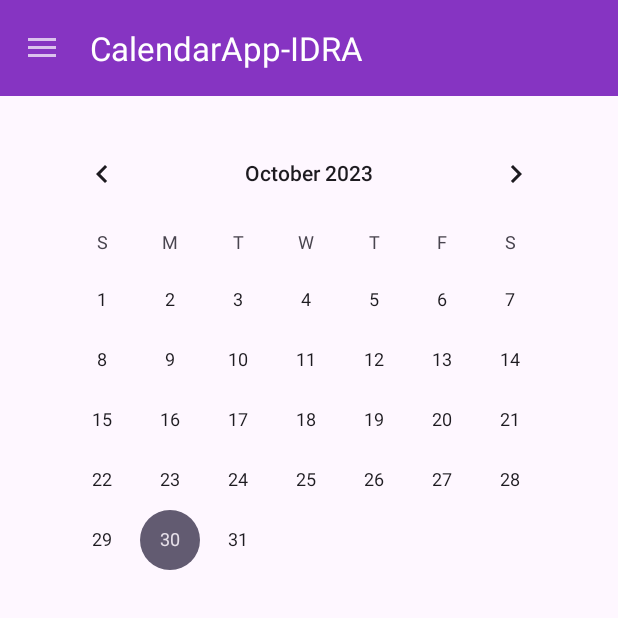
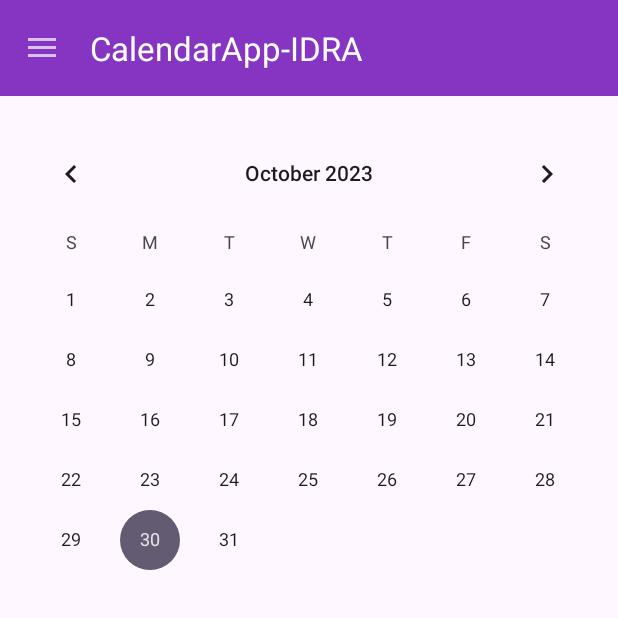
Before and after one commit to matttuuu/app-calendarioEvaluaciones, an Android app: the screen it shows after launch (MainActivity), on a phone screen of 412 x 824 dp, the top half of it. Run offline under Robolectric (Android 15) with nearby library versions, the phone set to English and light mode, and no system bars.

Commit message:
Ajustar calendarView

```diff
--- a/CalendarAppIDRA/app/src/main/res/layout/main_monthly_fragment.xml
+++ b/CalendarAppIDRA/app/src/main/res/layout/main_monthly_fragment.xml
@@ -3,18 +3,20 @@
     xmlns:app="http://schemas.android.com/apk/res-auto"
     xmlns:tools="http://schemas.android.com/tools"
     android:layout_width="match_parent"
-    android:layout_height="match_parent"
-    >
+    android:layout_height="match_parent">
 
     <CalendarView
         android:id="@+id/calendarView_monthly_stock"
-        android:layout_width="0dp"
+        android:layout_width="409dp"
         android:layout_height="328dp"
         android:layout_marginStart="25dp"
         android:layout_marginTop="82dp"
         android:layout_marginEnd="25dp"
+        android:tooltipText="a"
 
         app:layout_constraintEnd_toEndOf="parent"
         app:layout_constraintStart_toStartOf="parent"
         app:layout_constraintTop_toTopOf="parent" />
+
+
 </androidx.constraintlayout.widget.ConstraintLayout>
```
Also changed, not shown: CalendarAppIDRA/app/src/main/res/layout/drawer_main_toolbar.xml (line endings or trailing spaces).
